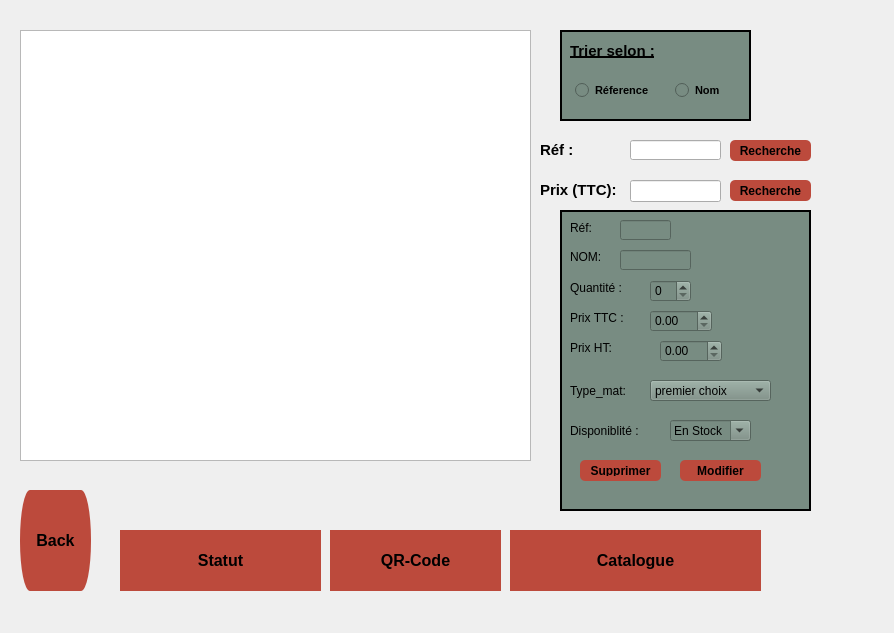
Above: matieresprem.ui from YasmineJebali/Smart_contracting-and-construction-compagny_2A8 before the change. Below: the same form after it.
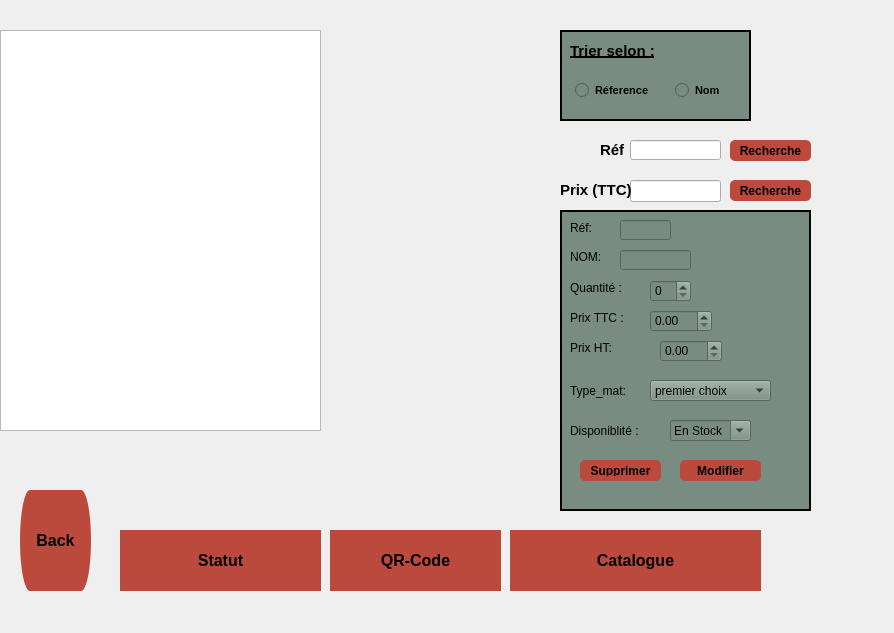
That is the form after the change. The open tabs and pages were chosen to show the change. Icons and pictures are not drawn.

What changed in the file:
```diff
--- a/matieresprem.ui
+++ b/matieresprem.ui
@@ -610,9 +610,9 @@
     <widget class="QLabel" name="label_ref">
      <property name="geometry">
       <rect>
-       <x>540</x>
+       <x>600</x>
        <y>140</y>
-       <width>51</width>
+       <width>31</width>
        <height>20</height>
       </rect>
      </property>
@@ -627,7 +627,7 @@
       <string notr="true"/>
      </property>
      <property name="text">
-      <string>Réf :</string>
+      <string>Réf</string>
      </property>
     </widget>
     <widget class="QLineEdit" name="lineEdit_ref_2">
@@ -915,10 +915,10 @@
     <widget class="QTableView" name="tabView_MatieresPrem">
      <property name="geometry">
       <rect>
-       <x>20</x>
+       <x>0</x>
        <y>30</y>
-       <width>511</width>
-       <height>431</height>
+       <width>321</width>
+       <height>401</height>
       </rect>
      </property>
      <property name="styleSheet">
@@ -1222,9 +1222,9 @@
     <widget class="QLabel" name="label_nom">
      <property name="geometry">
       <rect>
-       <x>540</x>
+       <x>560</x>
        <y>180</y>
-       <width>81</width>
+       <width>71</width>
        <height>20</height>
       </rect>
      </property>
@@ -1238,7 +1238,7 @@
       <enum>Qt::ClickFocus</enum>
      </property>
      <property name="text">
-      <string>Prix (TTC):</string>
+      <string>Prix (TTC)</string>
      </property>
     </widget>
     <widget class="QPushButton" name="pushButton_reche_2">
@@ -1266,6 +1266,19 @@
       <string>Recherche</string>
      </property>
     </widget>
+    <widget class="QLabel" name="label_img">
+     <property name="geometry">
+      <rect>
+       <x>330</x>
+       <y>80</y>
+       <width>221</width>
+       <height>281</height>
+      </rect>
+     </property>
+     <property name="text">
+      <string/>
+     </property>
+    </widget>
    </widget>
    <widget class="QWidget" name="page_4">
     <widget class="QFrame" name="horizontalFrame">
```
Left out of the diff: 6 changed lines with no effect on the pictures.
